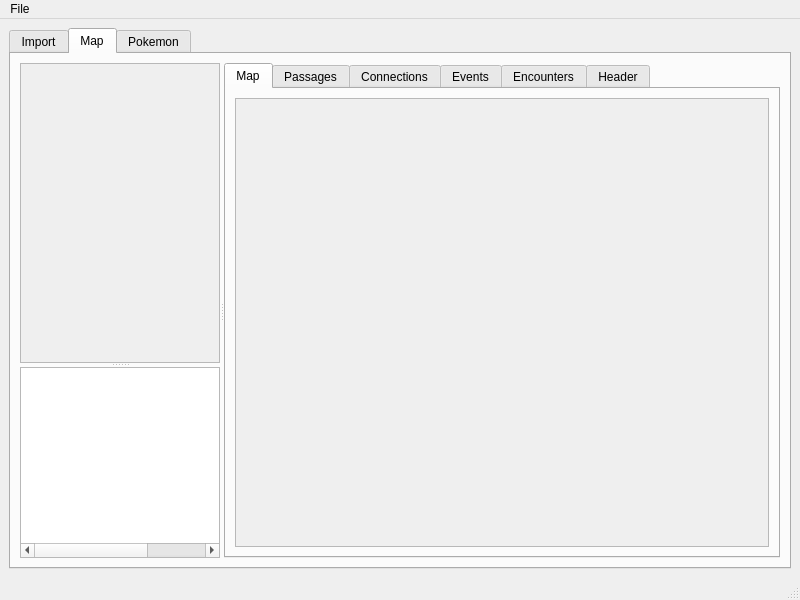
This is mainwindow.ui in jowin202/YaRHT as Qt 5 draws it before an edit. The edited form follows.
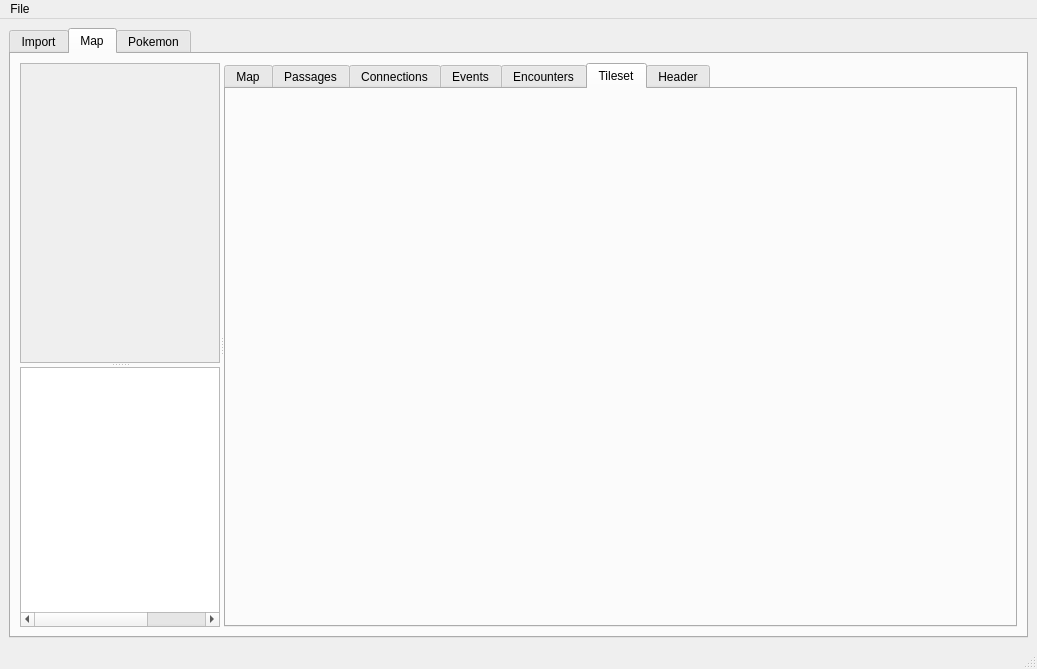
This is the edited form. The open tabs and pages were chosen to show the change. Custom widgets are drawn as their Qt base class.

Commit message: Doing everything right with palettes

What changed in the file:
```diff
--- a/mainwindow.ui
+++ b/mainwindow.ui
@@ -6,8 +6,8 @@
    <rect>
     <x>0</x>
     <y>0</y>
-    <width>800</width>
-    <height>600</height>
+    <width>1037</width>
+    <height>669</height>
    </rect>
   </property>
   <property name="acceptDrops">
@@ -497,6 +497,46 @@
              </item>
             </layout>
            </widget>
+           <widget class="QWidget" name="tab_10">
+            <attribute name="title">
+             <string>Tileset</string>
+            </attribute>
+            <layout class="QGridLayout" name="gridLayout_15">
+             <item row="0" column="0">
+              <widget class="QLabel" name="palette_label">
+               <property name="text">
+                <string/>
+               </property>
+              </widget>
+             </item>
+             <item row="1" column="0">
+              <spacer name="verticalSpacer_5">
+               <property name="orientation">
+                <enum>Qt::Vertical</enum>
+               </property>
+               <property name="sizeHint" stdset="0">
+                <size>
+                 <width>20</width>
+                 <height>40</height>
+                </size>
+               </property>
+              </spacer>
+             </item>
+             <item row="1" column="1">
+              <spacer name="horizontalSpacer_6">
+               <property name="orientation">
+                <enum>Qt::Horizontal</enum>
+               </property>
+               <property name="sizeHint" stdset="0">
+                <size>
+                 <width>40</width>
+                 <height>20</height>
+                </size>
+               </property>
+              </spacer>
+             </item>
+            </layout>
+           </widget>
            <widget class="QWidget" name="tab_7">
             <attribute name="title">
              <string>Header</string>
@@ -533,7 +573,7 @@
     <rect>
      <x>0</x>
      <y>0</y>
-     <width>800</width>
+     <width>1037</width>
      <height>30</height>
     </rect>
    </property>
@@ -569,6 +609,12 @@
    <header>GUI/encounterwidget.h</header>
    <container>1</container>
   </customwidget>
+  <customwidget>
+   <class>PokemonWidget</class>
+   <extends>QWidget</extends>
+   <header>GUI/pokemonwidget.h</header>
+   <container>1</container>
+  </customwidget>
  </customwidgets>
  <resources/>
  <connections/>
```
Left out of the diff: 21 changed lines with no effect on the pictures. The commit also changes 13 other files.
